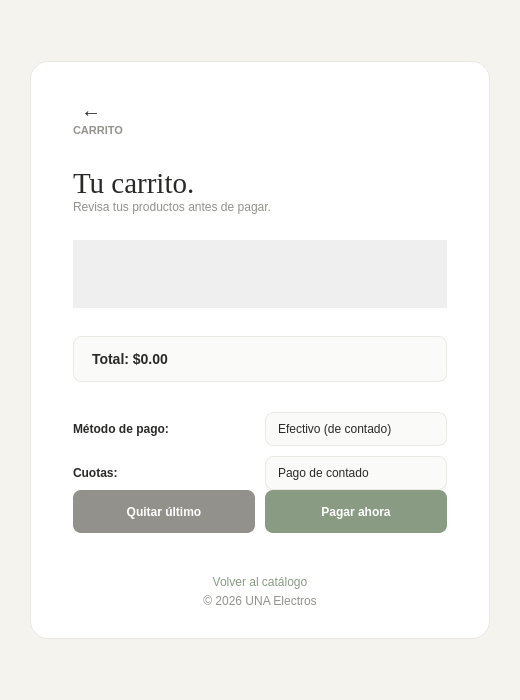
Qt form proyecto progra/carrito.ui (AntonyEduardoAguirre/proyectoprogramacion2) before a commit.
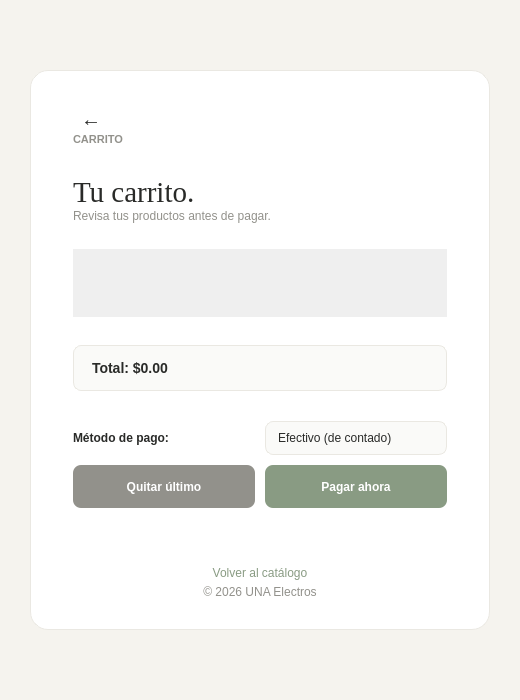
The same form after that commit.

Diff of the .ui file:
```diff
--- a/proyecto progra/carrito.ui
+++ b/proyecto progra/carrito.ui
@@ -424,39 +424,6 @@
           </property>
          </spacer>
         </item>
-        <item>
-         <layout class="QHBoxLayout" name="layoutCuotas">
-          <property name="spacing">
-           <number>10</number>
-          </property>
-          <item>
-           <widget class="QLabel" name="lblFormaPago">
-            <property name="text">
-             <string>Cuotas:</string>
-            </property>
-           </widget>
-          </item>
-          <item>
-           <widget class="QComboBox" name="cmbCuotas">
-            <item>
-             <property name="text">
-              <string>Pago de contado</string>
-             </property>
-            </item>
-            <item>
-             <property name="text">
-              <string>A 12 meses</string>
-             </property>
-            </item>
-            <item>
-             <property name="text">
-              <string>A 24 meses</string>
-             </property>
-            </item>
-           </widget>
-          </item>
-         </layout>
-        </item>
         <item>
          <layout class="QHBoxLayout" name="layoutBotones">
           <property name="spacing">
```
Left out of the diff: 12 changed lines with no effect on the pictures.
